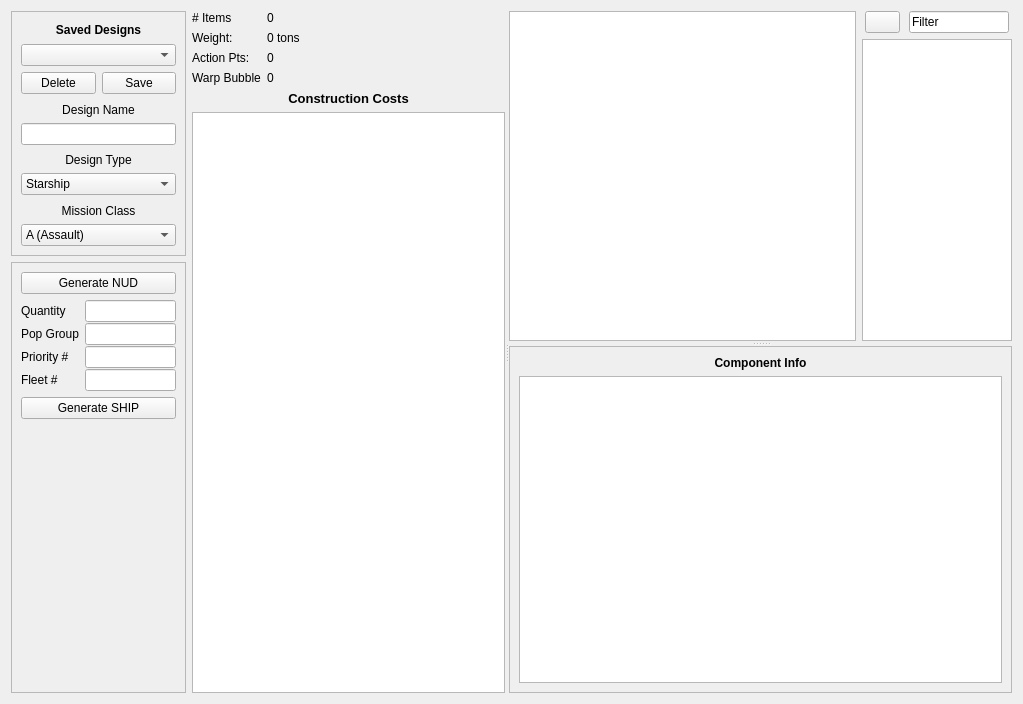
This is ShipDesigner.ui in Ramblurr/SupernovaAssistant as Qt 5 draws it before an edit. The edited form follows.
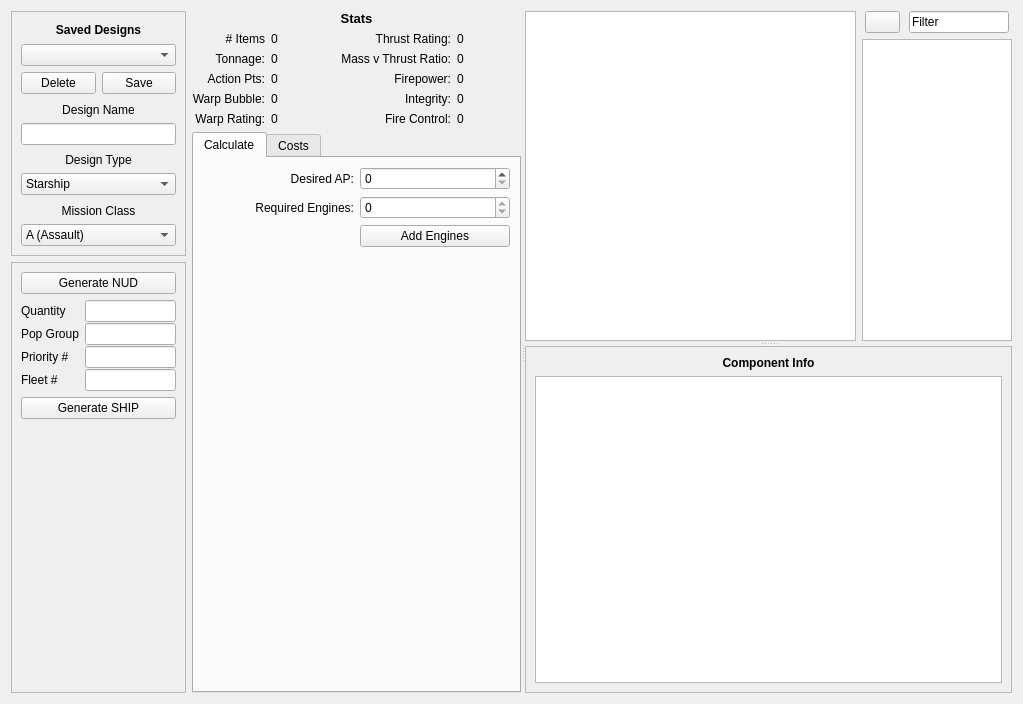
This is the edited form. Icons and pictures are not drawn.

```diff
--- a/ShipDesigner.ui
+++ b/ShipDesigner.ui
@@ -225,15 +225,32 @@
      <widget class="QWidget" name="layoutWidget">
       <layout class="QVBoxLayout" name="verticalLayout_2">
        <item>
-        <layout class="QFormLayout" name="formLayout_2">
-         <property name="fieldGrowthPolicy">
-          <enum>QFormLayout::ExpandingFieldsGrow</enum>
+        <widget class="QLabel" name="label_7">
+         <property name="font">
+          <font>
+           <pointsize>10</pointsize>
+           <weight>75</weight>
+           <bold>true</bold>
+          </font>
          </property>
+         <property name="text">
+          <string>Stats</string>
+         </property>
+         <property name="alignment">
+          <set>Qt::AlignCenter</set>
+         </property>
+        </widget>
+       </item>
+       <item>
+        <layout class="QGridLayout" name="gridLayout_2">
          <item row="0" column="0">
           <widget class="QLabel" name="label_5">
            <property name="text">
             <string># Items</string>
            </property>
+           <property name="alignment">
+            <set>Qt::AlignRight|Qt::AlignTrailing|Qt::AlignVCenter</set>
+           </property>
           </widget>
          </item>
          <item row="0" column="1">
@@ -246,14 +263,17 @@
          <item row="1" column="0">
           <widget class="QLabel" name="label">
            <property name="text">
-            <string>Weight:</string>
+            <string>Tonnage:</string>
+           </property>
+           <property name="alignment">
+            <set>Qt::AlignRight|Qt::AlignTrailing|Qt::AlignVCenter</set>
            </property>
           </widget>
          </item>
          <item row="1" column="1">
           <widget class="QLabel" name="tonnageLabel">
            <property name="text">
-            <string>0 tons</string>
+            <string>0</string>
            </property>
           </widget>
          </item>
@@ -262,10 +282,13 @@
            <property name="text">
             <string>Action Pts:</string>
            </property>
+           <property name="alignment">
+            <set>Qt::AlignRight|Qt::AlignTrailing|Qt::AlignVCenter</set>
+           </property>
           </widget>
          </item>
          <item row="2" column="1">
-          <widget class="QLabel" name="label_13">
+          <widget class="QLabel" name="apsLabel">
            <property name="text">
             <string>0</string>
            </property>
@@ -274,13 +297,118 @@
          <item row="3" column="0">
           <widget class="QLabel" name="label_3">
            <property name="text">
-            <string>Warp Bubble</string>
+            <string>Warp Bubble:</string>
+           </property>
+           <property name="alignment">
+            <set>Qt::AlignRight|Qt::AlignTrailing|Qt::AlignVCenter</set>
            </property>
           </widget>
          </item>
          <item row="3" column="1">
+          <widget class="QLabel" name="bubbleLabel">
+           <property name="text">
+            <string>0</string>
+           </property>
+          </widget>
+         </item>
+         <item row="0" column="2">
+          <widget class="QLabel" name="label_11">
+           <property name="text">
+            <string>Thrust Rating:</string>
+           </property>
+           <property name="alignment">
+            <set>Qt::AlignRight|Qt::AlignTrailing|Qt::AlignVCenter</set>
+           </property>
+          </widget>
+         </item>
+         <item row="0" column="3">
+          <widget class="QLabel" name="thrustLabel">
+           <property name="text">
+            <string>0</string>
+           </property>
+          </widget>
+         </item>
+         <item row="1" column="2">
+          <widget class="QLabel" name="label_15">
+           <property name="text">
+            <string>Mass v Thrust Ratio:</string>
+           </property>
+           <property name="alignment">
+            <set>Qt::AlignRight|Qt::AlignTrailing|Qt::AlignVCenter</set>
+           </property>
+          </widget>
+         </item>
+         <item row="1" column="3">
+          <widget class="QLabel" name="massvthrustLabel">
+           <property name="text">
+            <string>0</string>
+           </property>
+          </widget>
+         </item>
+         <item row="3" column="2">
+          <widget class="QLabel" name="label_12">
+           <property name="text">
+            <string>Integrity:</string>
+           </property>
+           <property name="alignment">
+            <set>Qt::AlignRight|Qt::AlignTrailing|Qt::AlignVCenter</set>
+           </property>
+          </widget>
+         </item>
+         <item row="3" column="3">
+          <widget class="QLabel" name="integrityLabel">
+           <property name="text">
+            <string>0</string>
+           </property>
+          </widget>
+         </item>
+         <item row="4" column="2">
           <widget class="QLabel" name="label_14">
            <property name="text">
+            <string>Fire Control:</string>
+           </property>
+           <property name="alignment">
+            <set>Qt::AlignRight|Qt::AlignTrailing|Qt::AlignVCenter</set>
+           </property>
+          </widget>
+         </item>
+         <item row="4" column="0">
+          <widget class="QLabel" name="label_16">
+           <property name="text">
+            <string>Warp Rating:</string>
+           </property>
+           <property name="alignment">
+            <set>Qt::AlignRight|Qt::AlignTrailing|Qt::AlignVCenter</set>
+           </property>
+          </widget>
+         </item>
+         <item row="2" column="2">
+          <widget class="QLabel" name="label_13">
+           <property name="text">
+            <string>Firepower:</string>
+           </property>
+           <property name="alignment">
+            <set>Qt::AlignRight|Qt::AlignTrailing|Qt::AlignVCenter</set>
+           </property>
+          </widget>
+         </item>
+         <item row="4" column="1">
+          <widget class="QLabel" name="warpLabel">
+           <property name="text">
+            <string>0</string>
+           </property>
+          </widget>
+         </item>
+         <item row="2" column="3">
+          <widget class="QLabel" name="fpLabel">
+           <property name="text">
+            <string>0</string>
+           </property>
+          </widget>
+         </item>
+         <item row="4" column="3">
+          <widget class="QLabel" name="fcLabel">
+           <property name="text">
             <string>0</string>
            </property>
           </widget>
@@ -288,27 +416,84 @@
         </layout>
        </item>
        <item>
-        <widget class="QLabel" name="label_4">
-         <property name="font">
-          <font>
-           <pointsize>10</pointsize>
-           <weight>75</weight>
-           <bold>true</bold>
-          </font>
+        <widget class="QTabWidget" name="tabWidget">
+         <property name="currentIndex">
+          <number>0</number>
          </property>
-         <property name="text">
-          <string>Construction Costs</string>
-         </property>
-         <property name="alignment">
-          <set>Qt::AlignCenter</set>
-         </property>
-        </widget>
-       </item>
-       <item>
-        <widget class="QTableView" name="detailedTable">
-         <attribute name="horizontalHeaderCascadingSectionResizes">
-          <bool>true</bool>
-         </attribute>
+         <widget class="QWidget" name="Calculate">
+          <attribute name="title">
+           <string>Calculate</string>
+          </attribute>
+          <layout class="QGridLayout" name="gridLayout_4">
+           <item row="0" column="0">
+            <widget class="QLabel" name="label_4">
+             <property name="text">
+              <string>Desired AP:</string>
+             </property>
+             <property name="alignment">
+              <set>Qt::AlignRight|Qt::AlignTrailing|Qt::AlignVCenter</set>
+             </property>
+            </widget>
+           </item>
+           <item row="0" column="1">
+            <widget class="QSpinBox" name="desiredAPSpin"/>
+           </item>
+           <item row="1" column="0">
+            <widget class="QLabel" name="label_17">
+             <property name="text">
+              <string>Required Engines:</string>
+             </property>
+             <property name="alignment">
+              <set>Qt::AlignRight|Qt::AlignTrailing|Qt::AlignVCenter</set>
+             </property>
+            </widget>
+           </item>
+           <item row="4" column="1">
+            <spacer name="verticalSpacer_2">
+             <property name="orientation">
+              <enum>Qt::Vertical</enum>
+             </property>
+             <property name="sizeHint" stdset="0">
+              <size>
+               <width>20</width>
+               <height>40</height>
+              </size>
+             </property>
+            </spacer>
+           </item>
+           <item row="2" column="1">
+            <widget class="QPushButton" name="addEnginesBut">
+             <property name="text">
+              <string>Add Engines</string>
+             </property>
+            </widget>
+           </item>
+           <item row="1" column="1">
+            <widget class="QSpinBox" name="reqEnginesSpin">
+             <property name="readOnly">
+              <bool>true</bool>
+             </property>
+             <property name="maximum">
+              <number>16777215</number>
+             </property>
+            </widget>
+           </item>
+          </layout>
+         </widget>
+         <widget class="QWidget" name="Costs">
+          <attribute name="title">
+           <string>Costs</string>
+          </attribute>
+          <layout class="QGridLayout" name="gridLayout_3">
+           <item row="0" column="0">
+            <widget class="QTableView" name="detailedTable">
+             <attribute name="horizontalHeaderCascadingSectionResizes">
+              <bool>true</bool>
+             </attribute>
+            </widget>
+           </item>
+          </layout>
+         </widget>
         </widget>
        </item>
       </layout>
@@ -336,6 +521,9 @@
           <property name="horizontalScrollBarPolicy">
            <enum>Qt::ScrollBarAlwaysOff</enum>
           </property>
+          <attribute name="verticalHeaderVisible">
+           <bool>false</bool>
+          </attribute>
          </widget>
         </item>
         <item>
```
